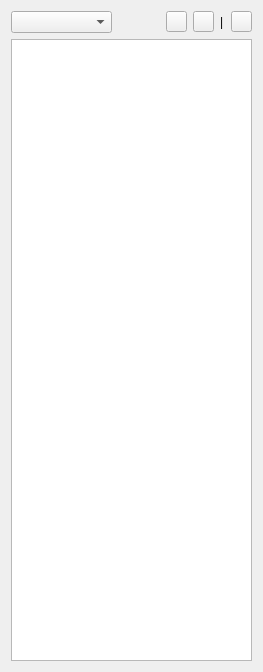
First picture: the form in source/ui/ui_module_project_tree.ui, repository Adancurusul/EveIDE_LIGHT, before the edit.
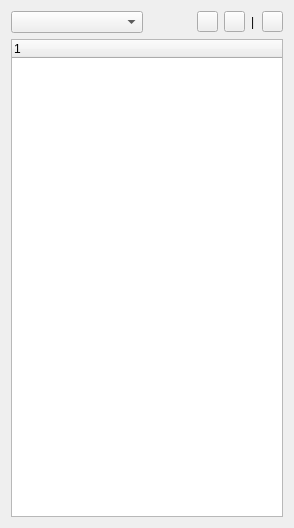
Second picture: the form after the edit. Icons and pictures are not drawn.

Diff of the .ui file:
```diff
--- a/source/ui/ui_module_project_tree.ui
+++ b/source/ui/ui_module_project_tree.ui
@@ -6,8 +6,8 @@
    <rect>
     <x>0</x>
     <y>0</y>
-    <width>263</width>
-    <height>672</height>
+    <width>294</width>
+    <height>528</height>
    </rect>
   </property>
   <property name="maximumSize">
@@ -19,8 +19,6 @@
   <property name="windowTitle">
    <string>Form</string>
   </property>
-  <layout class="QGridLayout" name="gridLayout">
-   <item row="0" column="0">
     <layout class="QVBoxLayout" name="verticalLayout">
      <item>
       <layout class="QHBoxLayout" name="horizontalLayout">
@@ -147,9 +145,7 @@
       </layout>
      </item>
      <item>
-      <widget class="QTreeView" name="treeView"/>
-     </item>
-    </layout>
+    <widget class="QTreeWidget" name="projectFile_treeWidget"/>
    </item>
   </layout>
  </widget>
```
Lines whose indentation alone changed are shown as unchanged.
